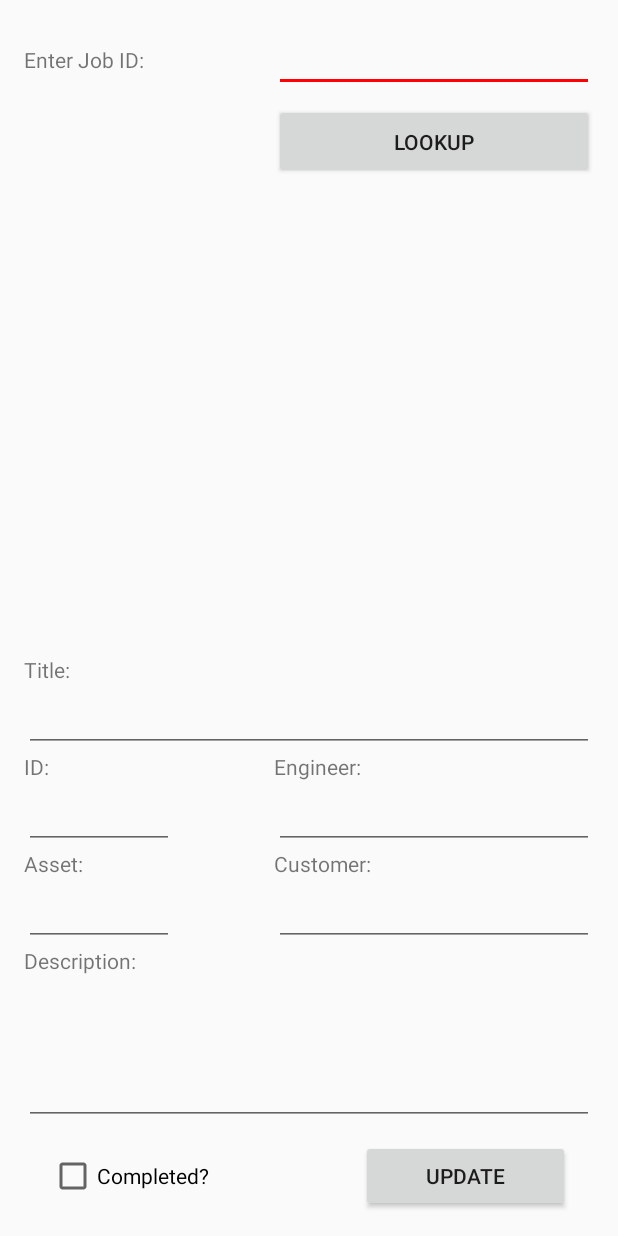
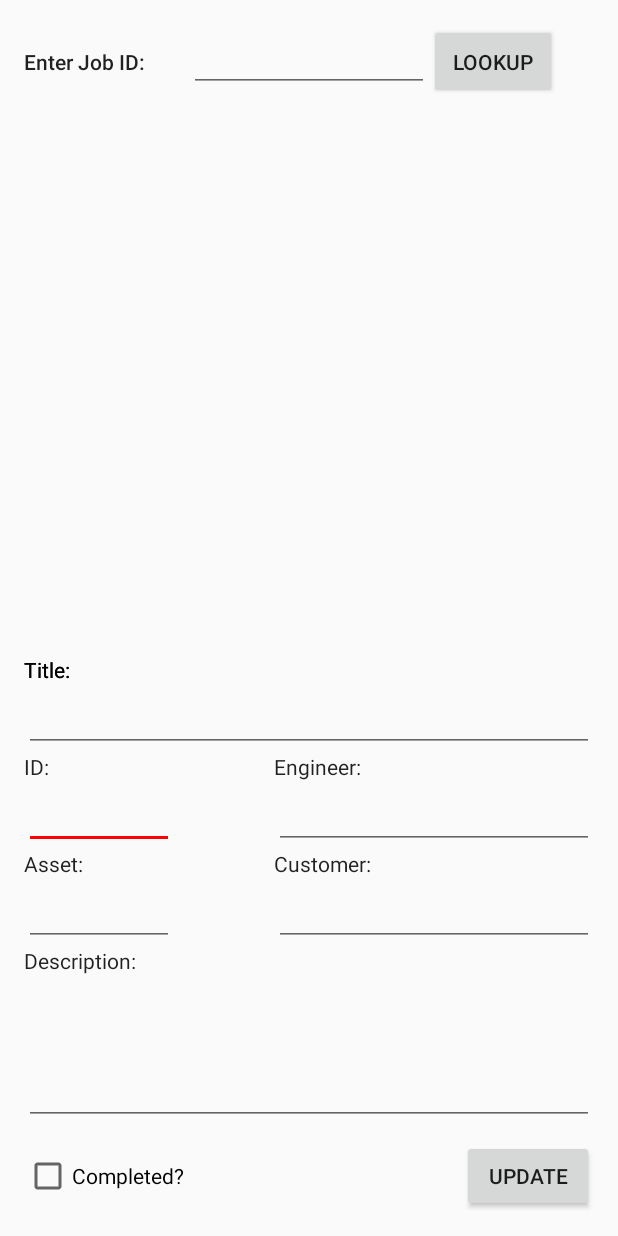
Before and after one commit to lint0n/TICKETMANAGEMENTSYSTEM, an Android app: the JobLookup screen opened directly, with no data from a screen before it, on a phone screen of 412 x 824 dp. Run offline under Robolectric (Android 15) with nearby library versions, the phone set to English and light mode, and no system bars.

```diff
--- a/app/src/main/java/a13070817/ticketmanagementsystem/CreateJob.java
+++ b/app/src/main/java/a13070817/ticketmanagementsystem/CreateJob.java
@@ -34,16 +34,17 @@ public class CreateJob extends Activity{
     public void insertData(View view) {
         DatabaseHelper dbHelper = new DatabaseHelper(this);
         db = dbHelper.getWritableDatabase();
+
+        //http://stackoverflow.com/questions/754684/how-to-insert-a-sqlite-record-with-a-datetime-set-to-now-in-android-applicatio
+        SimpleDateFormat dateFormat = new SimpleDateFormat("dd-MM-yyyy HH:mm:ss");
+        Date d = new Date();
+
         try {
             String jd = jobDescription.getText().toString();
             String jt = jobTitle.getText().toString();
             String je = jobEngineer.getText().toString();
             String ja = jobAsset.getText().toString();
             String jc = jobCustomer.getText().toString();
-
-            //http://stackoverflow.com/questions/754684/how-to-insert-a-sqlite-record-with-a-datetime-set-to-now-in-android-applicatio
-            SimpleDateFormat dateFormat = new SimpleDateFormat("dd-MM-yyyy HH:mm:ss");
-            Date d = new Date();
 
             jobDescription.setText("");
             jobTitle.setText("");
--- a/app/src/main/java/a13070817/ticketmanagementsystem/DatabaseHelper.java
+++ b/app/src/main/java/a13070817/ticketmanagementsystem/DatabaseHelper.java
@@ -63,7 +63,7 @@ public class DatabaseHelper extends SQLiteOpenHelper {
                     JOB_ASSET + " TEXT," +
                     JOB_STATUS + " INTEGER," +
                     JOB_SEVERITY + " INTEGER," +
-                    JOB_DATE + " TEXT," +
+                    JOB_DATE + " DATE," +
                     "FOREIGN KEY(" + JOB_ASSET + ") REFERENCES " + ASSET_TABLE_NAME + "(TAG)" + ")";
 
     //creates an asset table
--- a/app/src/main/java/a13070817/ticketmanagementsystem/JobLookup.java
+++ b/app/src/main/java/a13070817/ticketmanagementsystem/JobLookup.java
@@ -16,6 +16,8 @@ import android.widget.Button;
 import android.widget.CheckBox;
 import android.widget.EditText;
 import android.widget.Toast;
+
+import java.util.Date;
 
 public class JobLookup extends Activity {
 
@@ -61,7 +63,7 @@ public class JobLookup extends Activity {
         try {
 
             //Cursor storing SQLite query, accessing ID/TITLE/ASSET/ENGINEER/CUSTOMER/DESCRIPTION/COMPLETE columns.
-            Cursor cursor = db.query("JOB", new String[]{"ID", "TITLE",  "ASSET", "ENGINEER", "CUSTOMER", "DESCRIPTION", "COMPLETE"}, "ID = ?", new String[]{jl}, null, null, null, null);
+            Cursor cursor = db.query("JOB", new String[]{"ID", "TITLE",  "ASSET", "ENGINEER", "CUSTOMER", "DESCRIPTION", "COMPLETE", "DATE_CREATED"}, "ID = ?", new String[]{jl}, null, null, null, null);
 
             cursor.moveToFirst();
             String idText = cursor.getString(0);
@@ -71,6 +73,7 @@ public class JobLookup extends Activity {
             String customerText = cursor.getString(4);
             String descriptionText = cursor.getString(5);
             Integer complete = cursor.getInt(6);
+            Integer date = cursor.getInt(7);
 
             //ensures that EditText elements are empty before setting text
             jobDescription.setText("");
--- a/app/src/main/res/layout/activity_create_job.xml
+++ b/app/src/main/res/layout/activity_create_job.xml
@@ -14,7 +14,8 @@
         android:layout_width="wrap_content"
         android:id="@+id/create_job_intro_text"
         android:layout_height="wrap_content"
-        android:text="Create a job"/>
+        android:text="Create a job"
+        android:textAppearance="@style/TextAppearance.AppCompat.Body2" />
 
 
     <Button
@@ -35,7 +36,8 @@
         android:layout_below="@+id/create_job_intro_text"
         android:layout_alignParentLeft="true"
         android:layout_alignParentStart="true"
-        android:layout_marginTop="46dp" />
+        android:layout_marginTop="46dp"
+        android:textAppearance="@style/TextAppearance.AppCompat" />
 
     <TextView
         android:text="@string/create_job_engineer"
@@ -44,7 +46,8 @@
         android:id="@+id/job_engineer_text"
         android:layout_below="@+id/job_title"
         android:layout_alignParentLeft="true"
-        android:layout_alignParentStart="true" />
+        android:layout_alignParentStart="true"
+        android:textAppearance="@style/TextAppearance.AppCompat" />
 
     <EditText
         android:layout_width="350dp"
@@ -65,7 +68,8 @@
         android:id="@+id/job_asset_text"
         android:layout_below="@+id/job_engineer"
         android:layout_alignParentLeft="true"
-        android:layout_alignParentStart="true" />
+        android:layout_alignParentStart="true"
+        android:textAppearance="@style/TextAppearance.AppCompat" />
 
     <EditText
         android:layout_width="350dp"
@@ -87,7 +91,8 @@
         android:id="@+id/job_customer_text"
         android:layout_below="@+id/job_asset"
         android:layout_alignParentLeft="true"
-        android:layout_alignParentStart="true" />
+        android:layout_alignParentStart="true"
+        android:textAppearance="@style/TextAppearance.AppCompat" />
 
     <EditText
         android:layout_width="350dp"
@@ -108,7 +113,8 @@
         android:id="@+id/job_description_text"
         android:layout_below="@+id/job_customer"
         android:layout_alignParentLeft="true"
-        android:layout_alignParentStart="true" />
+        android:layout_alignParentStart="true"
+        android:textAppearance="@style/TextAppearance.AppCompat" />
 
     <EditText
         android:layout_width="350dp"
--- a/app/src/main/res/layout/activity_job_lookup.xml
+++ b/app/src/main/res/layout/activity_job_lookup.xml
@@ -9,41 +9,6 @@
     android:paddingRight="@dimen/activity_horizontal_margin"
     android:paddingTop="@dimen/activity_vertical_margin"
     tools:context="a13070817.ticketmanagementsystem.JobLookup">
-
-    <Button
-        android:id="@+id/lookup_button"
-        android:layout_width="350dp"
-        android:layout_height="50dp"
-        android:text="@string/job_lookup_button"
-        android:layout_gravity="bottom"
-        android:onClick="lookupJob"
-        android:layout_below="@+id/job_lookup_input"
-        android:layout_marginTop="8dp"
-        android:layout_alignLeft="@+id/job_lookup_input"
-        android:layout_alignStart="@+id/job_lookup_input" />
-
-    <TextView
-        android:text="@string/job_lookup_customer"
-        android:layout_width="wrap_content"
-        android:layout_height="wrap_content"
-        android:id="@+id/text_JobCustomer"
-        android:layout_alignBaseline="@+id/text_JobAsset"
-        android:layout_alignBottom="@+id/text_JobAsset"
-        android:layout_alignLeft="@+id/JobCustomer"
-        android:layout_alignStart="@+id/JobCustomer" />
-
-    <EditText
-        android:layout_width="wrap_content"
-        android:layout_height="wrap_content"
-        android:textAlignment="center"
-        android:inputType="number"
-        android:ems="10"
-        android:id="@+id/job_lookup_input"
-        android:layout_alignParentTop="true"
-        android:layout_alignParentRight="true"
-        android:layout_alignParentEnd="true"
-        android:layout_alignLeft="@+id/JobEngineer"
-        android:layout_alignStart="@+id/JobEngineer" />
 
     <EditText
         android:layout_height="wrap_content"
@@ -72,12 +37,33 @@
         android:id="@+id/text_JobID"
         android:layout_above="@+id/JobID"
         android:layout_alignParentLeft="true"
-        android:layout_alignParentStart="true" />
+        android:layout_alignParentStart="true"
+        android:textAppearance="@style/TextAppearance.AppCompat" />
+
+    <TextView
+        android:text="@string/job_lookup_title"
+        android:layout_width="wrap_content"
+        android:layout_height="wrap_content"
+        android:id="@+id/textView2"
+        android:layout_above="@+id/JobTitle"
+        android:layout_alignParentLeft="true"
+        android:layout_alignParentStart="true"
+        android:textAppearance="@style/TextAppearance.AppCompat" />
+
+    <TextView
+        android:text="@string/job_lookup_title"
+        android:layout_width="wrap_content"
+        android:layout_height="wrap_content"
+        android:id="@+id/textView"
+        android:layout_above="@+id/JobTitle"
+        android:layout_alignParentLeft="true"
+        android:layout_alignParentStart="true"
+        android:textAppearance="@style/TextAppearance.AppCompat" />
 
     <EditText
         android:layout_width="wrap_content"
         android:layout_height="100dp"
-        android:inputType="none"
+        android:inputType="textCapSentences|textAutoCorrect"
         android:ems="10"
         android:id="@+id/JobDescription"
         android:layout_above="@+id/lookup_update_button"
@@ -94,7 +80,8 @@
         android:id="@+id/text_JobDescription"
         android:layout_above="@+id/JobDescription"
         android:layout_alignParentLeft="true"
-        android:layout_alignParentStart="true" />
+        android:layout_alignParentStart="true"
+        android:textAppearance="@style/TextAppearance.AppCompat" />
 
     <EditText
         android:layout_width="wrap_content"
@@ -126,7 +113,8 @@
         android:id="@+id/text_JobAsset"
         android:layout_above="@+id/JobAsset"
         android:layout_alignParentLeft="true"
-        android:layout_alignParentStart="true" />
+        android:layout_alignParentStart="true"
+        android:textAppearance="@style/TextAppearance.AppCompat" />
 
     <EditText
         android:layout_width="wrap_content"
@@ -147,7 +135,8 @@
         android:id="@+id/text_JobTitle"
         android:layout_above="@+id/JobTitle"
         android:layout_alignParentLeft="true"
-        android:layout_alignParentStart="true" />
+        android:layout_alignParentStart="true"
+        android:textAppearance="@style/TextAppearance.AppCompat" />
 
     <TextView
         android:text="@string/job_lookup_engineer"
@@ -156,13 +145,25 @@
         android:id="@+id/text_JobEngineer"
         android:layout_below="@+id/JobTitle"
         android:layout_alignLeft="@+id/JobEngineer"
-        android:layout_alignStart="@+id/JobEngineer" />
+        android:layout_alignStart="@+id/JobEngineer"
+        android:textAppearance="@style/TextAppearance.AppCompat" />
+
+    <TextView
+        android:text="@string/job_lookup_customer"
+        android:layout_width="wrap_content"
+        android:layout_height="wrap_content"
+        android:id="@+id/text_JobCustomer"
+        android:layout_above="@+id/JobCustomer"
+        android:layout_alignLeft="@+id/JobCustomer"
+        android:layout_alignStart="@+id/JobCustomer"
+        android:textAppearance="@style/TextAppearance.AppCompat" />
 
     <TextView
         android:text="@string/job_lookup_text"
         android:layout_width="wrap_content"
         android:layout_height="wrap_content"
         android:id="@+id/job_lookup_text"
+        android:textAppearance="@style/TextAppearance.AppCompat.Body2"
         android:layout_alignBaseline="@+id/job_lookup_input"
         android:layout_alignBottom="@+id/job_lookup_input"
         android:layout_alignParentLeft="true"
@@ -175,8 +176,8 @@
         android:id="@+id/checkBox"
         android:layout_alignBaseline="@+id/lookup_update_button"
         android:layout_alignBottom="@+id/lookup_update_button"
-        android:layout_toRightOf="@+id/text_JobID"
-        android:layout_toEndOf="@+id/text_JobID" />
+        android:layout_alignParentLeft="true"
+        android:layout_alignParentStart="true" />
 
     <Button
         android:text="@string/lookup_update"
@@ -186,10 +187,29 @@
         android:onClick="updateJob"
         android:layout_alignParentBottom="true"
         android:layout_alignParentRight="true"
-        android:layout_alignParentEnd="true"
-        android:layout_marginRight="16dp"
-        android:layout_marginEnd="16dp"
-        android:layout_toRightOf="@+id/text_JobEngineer"
-        android:layout_toEndOf="@+id/text_JobEngineer" />
+        android:layout_alignParentEnd="true" />
+
+    <Button
+        android:id="@+id/lookup_button"
+        android:layout_width="85dp"
+        android:layout_height="50dp"
+        android:text="@string/job_lookup_button"
+        android:layout_gravity="bottom"
+        android:onClick="lookupJob"
+        android:layout_alignParentTop="true"
+        android:layout_toRightOf="@+id/job_lookup_input"
+        android:layout_toEndOf="@+id/job_lookup_input" />
+
+    <EditText
+        android:layout_width="wrap_content"
+        android:layout_height="wrap_content"
+        android:inputType="number"
+        android:ems="10"
+        android:id="@+id/job_lookup_input"
+        android:textAppearance="@style/TextAppearance.AppCompat.Body1"
+        android:layout_alignBaseline="@+id/lookup_button"
+        android:layout_alignBottom="@+id/lookup_button"
+        android:layout_centerHorizontal="true" />
+
 
 </RelativeLayout>
```
